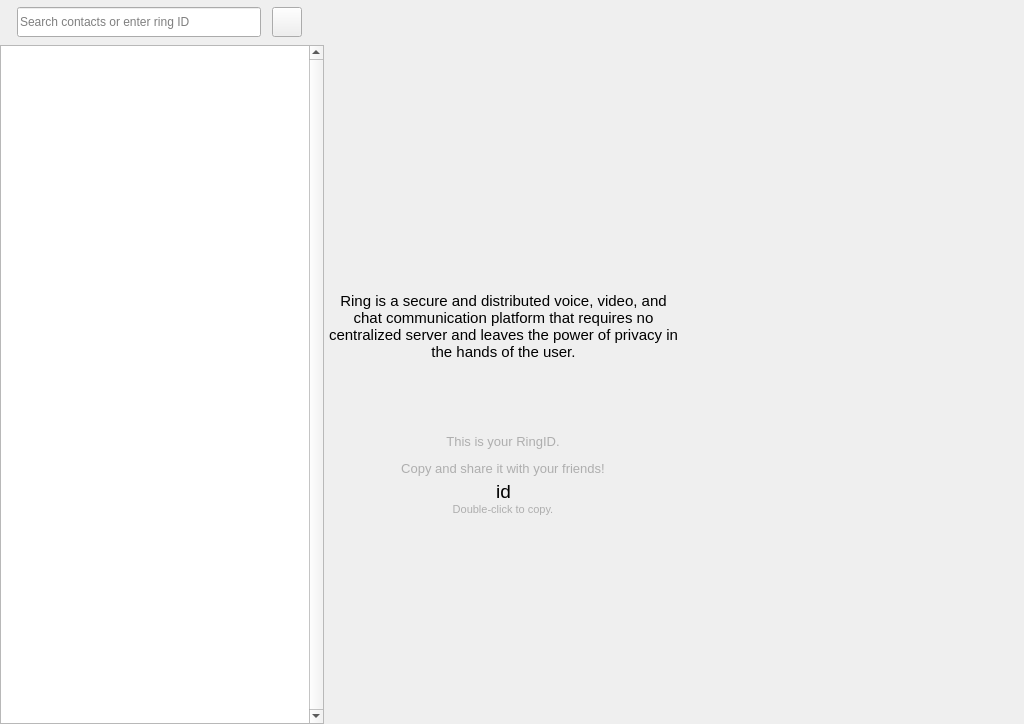
Before: the Qt Designer form callwidget.ui in savoirfairelinux/jami-client-windows, drawn with Qt 5.
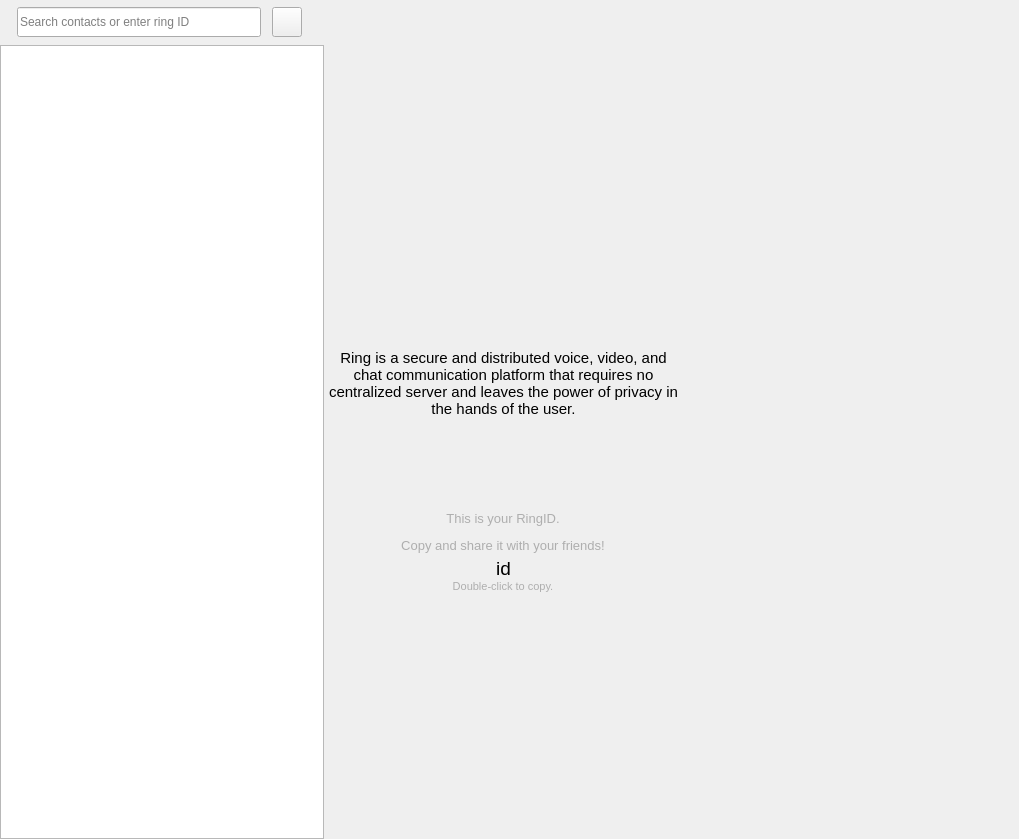
After: the same form once the commit is applied. Icons and pictures are not drawn. Custom widgets are drawn as their Qt base class.

Diff of the .ui file:
```diff
--- a/callwidget.ui
+++ b/callwidget.ui
@@ -6,8 +6,8 @@
    <rect>
     <x>0</x>
     <y>0</y>
-    <width>1024</width>
-    <height>724</height>
+    <width>1019</width>
+    <height>839</height>
    </rect>
   </property>
   <property name="sizePolicy">
@@ -317,8 +317,8 @@
                      <height>0</height>
                     </size>
                    </property>
-                   <property name="verticalScrollBarPolicy">
-                    <enum>Qt::ScrollBarAlwaysOn</enum>
+                   <property name="mouseTracking">
+                    <bool>true</bool>
                    </property>
                    <property name="indentation">
                     <number>0</number>
```
